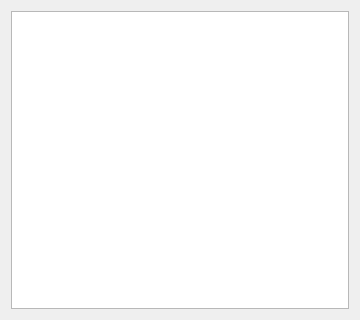
Above: ukui-power-manager-tray/mainwindow.ui from ukui/ukui-power-manager before the change. Below: the same form after it.
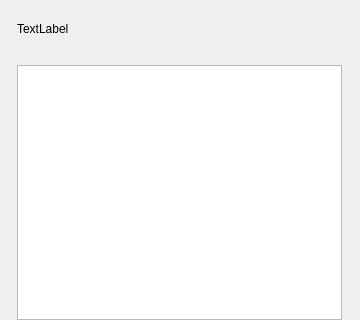
That is the form after the change.

The edit to the form file:
```diff
--- a/ukui-power-manager-tray/mainwindow.ui
+++ b/ukui-power-manager-tray/mainwindow.ui
@@ -15,6 +15,28 @@
   </property>
   <widget class="QWidget" name="centralWidget">
    <layout class="QVBoxLayout" name="verticalLayout">
+    <property name="spacing">
+     <number>29</number>
+    </property>
+    <property name="leftMargin">
+     <number>17</number>
+    </property>
+    <property name="topMargin">
+     <number>22</number>
+    </property>
+    <property name="rightMargin">
+     <number>18</number>
+    </property>
+    <property name="bottomMargin">
+     <number>0</number>
+    </property>
+    <item>
+     <widget class="QLabel" name="power_title">
+      <property name="text">
+       <string>TextLabel</string>
+      </property>
+     </widget>
+    </item>
     <item>
      <widget class="QListWidget" name="listWidget"/>
     </item>
```
